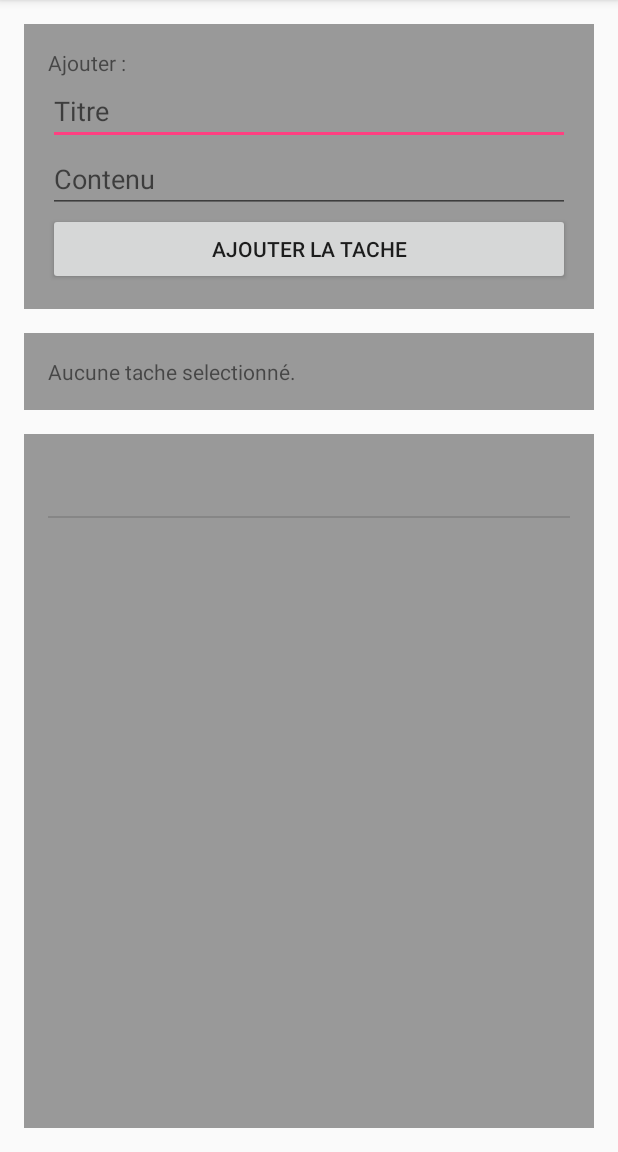
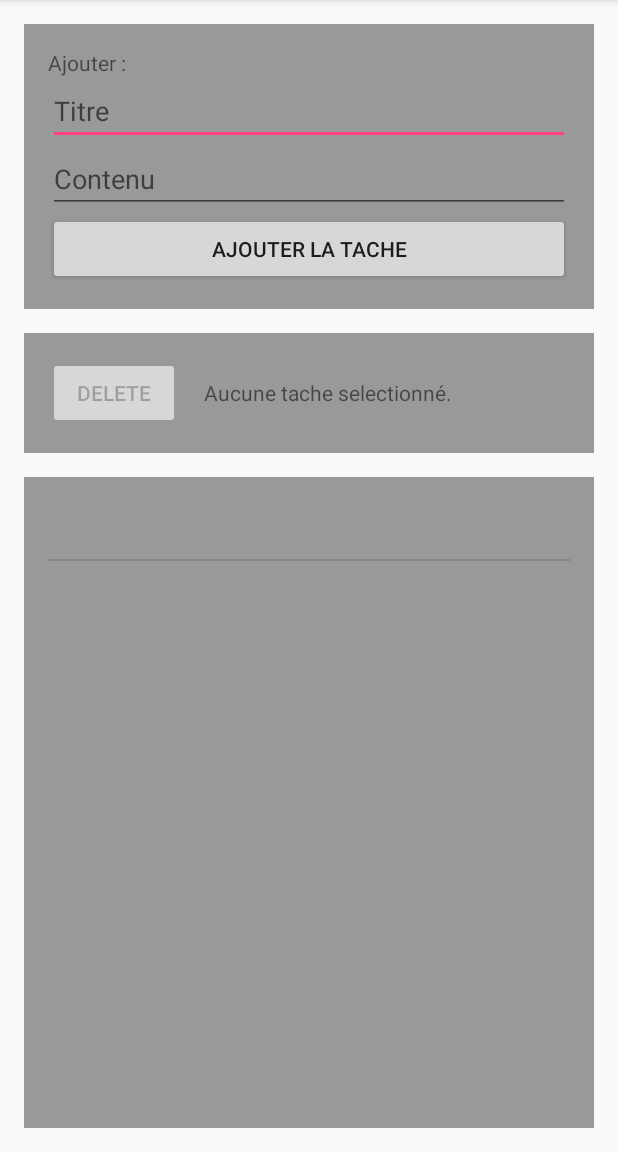
Before and after one commit to nbrignol/sqlite-sandbox-android, an Android app: the screen it shows after launch (MainActivity), after a tap on "AJOUTER LA TACHE", on a phone screen of 412 x 824 dp, the part 84-1236 px from its top. Run offline under Robolectric (Android 15) with nearby library versions, the phone set to English and light mode, and no system bars; 1 statement that could not run was skipped.

Commit message:
Added delete selected task

```diff
--- a/app/src/main/java/fr/nbrignol/todolist/MainActivity.java
+++ b/app/src/main/java/fr/nbrignol/todolist/MainActivity.java
@@ -18,6 +18,7 @@ import android.widget.TextView;
 public class MainActivity extends AppCompatActivity implements View.OnClickListener, AdapterView.OnItemClickListener {
 
     TodoListDb todoDb;
+    long selectedTaskId=0;
 
     @Override
     protected void onCreate(Bundle savedInstanceState) {
@@ -31,18 +32,22 @@ public class MainActivity extends AppCompatActivity implements View.OnClickListe
         Cursor results = todoDb.fetchAll();
         Log.d("DB", "Nombre de résultats : " + results.getCount() );
 
-        //adapt Cursor (from Sqlite) to ListView
-        SimpleCursorAdapter adapter = makeAdapter( results );
-
-        ListView taskList = (ListView) findViewById(R.id.task_list);
-        taskList.setAdapter(  adapter  );
+        //ListView & cursor
+        refreshListView();
 
         //Form "add task" submit
         Button submitButton = (Button) findViewById(R.id.form_add_submit);
         submitButton.setOnClickListener(  this  );
 
         //Selected item
+        ListView taskList = (ListView) findViewById(R.id.task_list);
         taskList.setOnItemClickListener( this );
+
+        //delete task
+        Button deleteButton = (Button) findViewById(R.id.delete_task);
+        deleteButton.setOnClickListener(  this  );
+        deleteButton.setEnabled(false);
+
 
     }
 
@@ -66,6 +71,19 @@ public class MainActivity extends AppCompatActivity implements View.OnClickListe
     @Override
     public void onClick(View v) {
 
+        if (v.getId() == R.id.form_add_submit) {
+            makeNewTask();
+            return;
+        }
+
+        if (v.getId() == R.id.delete_task) {
+            deleteSelectedTask();
+            return;
+        }
+
+    }
+
+    public void makeNewTask (){
         //save new task ...
         EditText titleInput =   (EditText) findViewById( R.id.form_add_title_field );
         EditText contentInput = (EditText) findViewById( R.id.form_add_content_field );
@@ -76,17 +94,38 @@ public class MainActivity extends AppCompatActivity implements View.OnClickListe
 
         todoDb.addTask( taskToAdd );
 
-        //refresh list ...
+        //clean UI ...
+        refreshListView();
+        titleInput.setText("");
+        contentInput.setText("");
+
+        hideSoftKeyboard();
+    }
+
+    public void refreshListView(){
         Cursor cursor = todoDb.fetchAll();
 
         ListView myList = (ListView) findViewById(R.id.task_list);
         myList.setAdapter( makeAdapter(cursor) );
+    }
 
-        //clean UI ...
-        titleInput.setText("");
-        contentInput.setText("");
+    public void deleteSelectedTask(){
 
-        hideSoftKeyboard();
+        if (selectedTaskId == 0) {
+            return;
+        }
+
+        todoDb.deleteTask(selectedTaskId);
+
+        //reset
+        selectedTaskId = 0;
+        Button deleteButton = (Button) findViewById(R.id.delete_task);
+        deleteButton.setEnabled(false);
+
+        TextView label = (TextView) findViewById(R.id.selected_task);
+        label.setText(R.string.no_selected_task);
+
+        refreshListView();
     }
 
     public void hideSoftKeyboard(){
@@ -96,6 +135,10 @@ public class MainActivity extends AppCompatActivity implements View.OnClickListe
 
     @Override
     public void onItemClick(AdapterView<?> parent, View view, int position, long id) {
+
+        selectedTaskId = id;
+        Button deleteButton = (Button) findViewById(R.id.delete_task);
+        deleteButton.setEnabled(true);
 
         Cursor cursor = todoDb.fetchById( id );
         cursor.moveToFirst();
--- a/app/src/main/res/layout/activity_main.xml
+++ b/app/src/main/res/layout/activity_main.xml
@@ -51,19 +51,39 @@
 
     </LinearLayout>
 
-    <TextView
-        android:id="@+id/selected_task"
+    <LinearLayout
+        android:layout_marginTop="@dimen/block_padding"
+        android:layout_marginBottom="@dimen/block_padding"
 
         android:padding="@dimen/block_padding"
         android:background="@color/lightColor"
 
-        android:layout_marginTop="@dimen/block_padding"
-        android:layout_marginBottom="@dimen/block_padding"
+        android:layout_width="match_parent"
+        android:layout_height="wrap_content"
+        android:orientation="horizontal">
 
-        android:text="@string/no_selected_task"
+        <Button
+            android:layout_width="wrap_content"
+            android:layout_height="wrap_content"
+            android:text="@string/delete_task"
+            android:id="@+id/delete_task"
+            />
 
-        android:layout_width="match_parent"
-        android:layout_height="wrap_content" />
+        <TextView
+            android:id="@+id/selected_task"
+
+            android:text="@string/no_selected_task"
+            android:paddingLeft="@dimen/block_padding"
+
+            android:layout_width="wrap_content"
+            android:layout_height="wrap_content" />
+
+
+
+    </LinearLayout>
+
+
+
 
     <ListView
         android:id="@+id/task_list"
--- a/app/src/main/res/values/strings.xml
+++ b/app/src/main/res/values/strings.xml
@@ -5,4 +5,5 @@
     <string name="form_add_content_field">Contenu</string>
     <string name="form_add_submit">Ajouter la tache</string>
     <string name="no_selected_task">Aucune tache selectionné.</string>
+    <string name="delete_task">Delete</string>
 </resources>
```
Also changed, not shown: app/src/main/java/fr/nbrignol/todolist/TodoListDb.java (+20 -2 lines).
